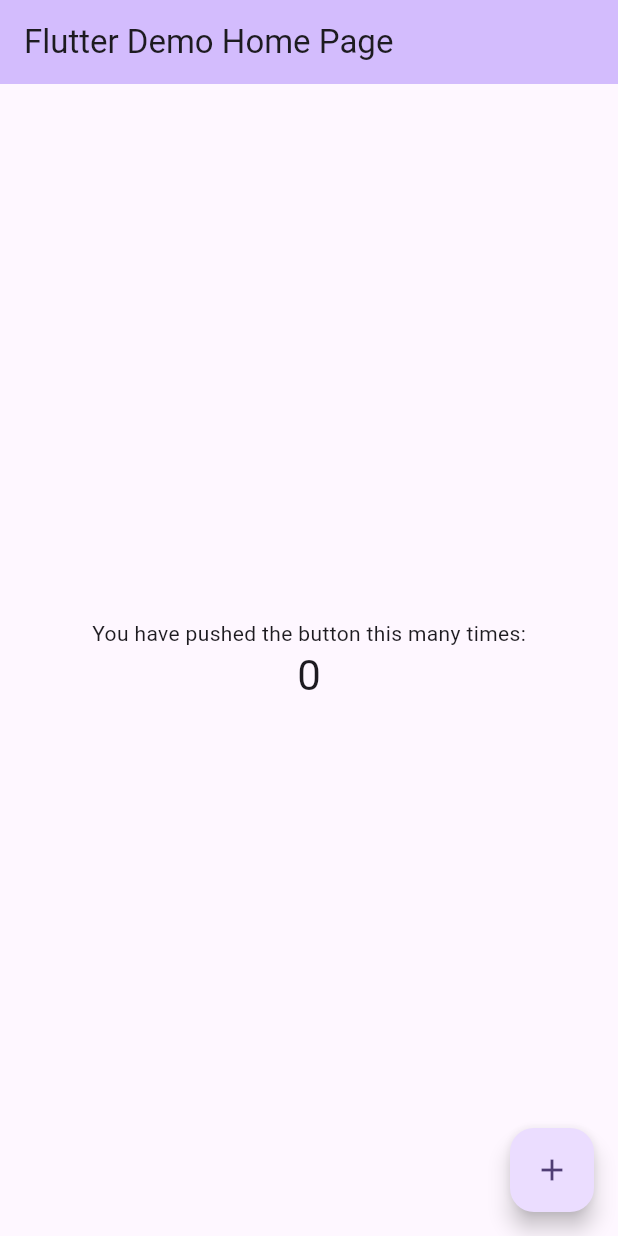
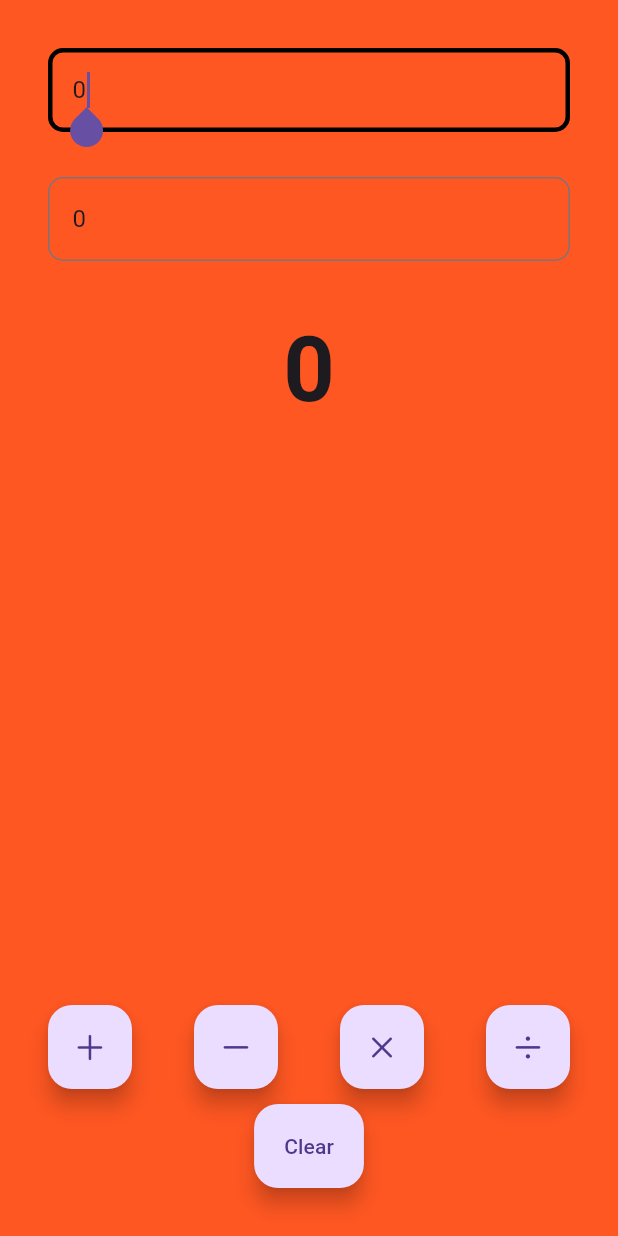
Before and after one commit to Priyanshu-web-tech/Flutter_First_App, a Flutter app: the screen it shows after launch, on a phone screen of 412 x 824 dp. Run offline on Flutter 3.47's test engine with Material 3 defaults, Android fonts, the phone set to English and light mode, and no system bars.

Commit message:
Basic Calculator Complete

```diff
--- /dev/null
+++ b/lib/app/app.dart
@@ -0,0 +1,16 @@
+import 'package:flutter/material.dart';
+import 'package:my_first_app/views/home_view.dart';
+
+class MyApp extends StatelessWidget {
+  const MyApp({super.key});
+
+  @override
+  Widget build(BuildContext context) {
+    return MaterialApp(
+      debugShowCheckedModeBanner: false, // Set this to false
+      title: "Flutter Learn",
+      theme: ThemeData(primarySwatch: Colors.deepOrange),
+      home: HomeView(),
+    );
+  }
+}
--- a/lib/main.dart
+++ b/lib/main.dart
@@ -1,122 +1,6 @@
 import 'package:flutter/material.dart';
+import 'package:my_first_app/app/app.dart';
 
 void main() {
-  runApp(const MyApp());
+  runApp(MyApp());
 }
-
-class MyApp extends StatelessWidget {
-  const MyApp({super.key});
-
-  // This widget is the root of your application.
-  @override
-  Widget build(BuildContext context) {
-    return MaterialApp(
-      title: 'Flutter Demo',
-      theme: ThemeData(
-        // This is the theme of your application.
-        //
-        // TRY THIS: Try running your application with "flutter run". You'll see
-        // the application has a purple toolbar. Then, without quitting the app,
-        // try changing the seedColor in the colorScheme below to Colors.green
-        // and then invoke "hot reload" (save your changes or press the "hot
-        // reload" button in a Flutter-supported IDE, or press "r" if you used
-        // the command line to start the app).
-        //
-        // Notice that the counter didn't reset back to zero; the application
-        // state is not lost during the reload. To reset the state, use hot
-        // restart instead.
-        //
-        // This works for code too, not just values: Most code changes can be
-        // tested with just a hot reload.
-        colorScheme: ColorScheme.fromSeed(seedColor: Colors.deepPurple),
-      ),
-      home: const MyHomePage(title: 'Flutter Demo Home Page'),
-    );
-  }
-}
-
-class MyHomePage extends StatefulWidget {
-  const MyHomePage({super.key, required this.title});
-
-  // This widget is the home page of your application. It is stateful, meaning
-  // that it has a State object (defined below) that contains fields that affect
-  // how it looks.
-
-  // This class is the configuration for the state. It holds the values (in this
-  // case the title) provided by the parent (in this case the App widget) and
-  // used by the build method of the State. Fields in a Widget subclass are
-  // always marked "final".
-
-  final String title;
-
-  @override
-  State<MyHomePage> createState() => _MyHomePageState();
-}
-
-class _MyHomePageState extends State<MyHomePage> {
-  int _counter = 0;
-
-  void _incrementCounter() {
-    setState(() {
-      // This call to setState tells the Flutter framework that something has
-      // changed in this State, which causes it to rerun the build method below
-      // so that the display can reflect the updated values. If we changed
-      // _counter without calling setState(), then the build method would not be
-      // called again, and so nothing would appear to happen.
-      _counter++;
-    });
-  }
-
-  @override
-  Widget build(BuildContext context) {
-    // This method is rerun every time setState is called, for instance as done
-    // by the _incrementCounter method above.
-    //
-    // The Flutter framework has been optimized to make rerunning build methods
-    // fast, so that you can just rebuild anything that needs updating rather
-    // than having to individually change instances of widgets.
-    return Scaffold(
-      appBar: AppBar(
-        // TRY THIS: Try changing the color here to a specific color (to
-        // Colors.amber, perhaps?) and trigger a hot reload to see the AppBar
-        // change color while the other colors stay the same.
-        backgroundColor: Theme.of(context).colorScheme.inversePrimary,
-        // Here we take the value from the MyHomePage object that was created by
-        // the App.build method, and use it to set our appbar title.
-        title: Text(widget.title),
-      ),
-      body: Center(
-        // Center is a layout widget. It takes a single child and positions it
-        // in the middle of the parent.
-        child: Column(
-          // Column is also a layout widget. It takes a list of children and
-          // arranges them vertically. By default, it sizes itself to fit its
-          // children horizontally, and tries to be as tall as its parent.
-          //
-          // Column has various properties to control how it sizes itself and
-          // how it positions its children. Here we use mainAxisAlignment to
-          // center the children vertically; the main axis here is the vertical
-          // axis because Columns are vertical (the cross axis would be
-          // horizontal).
-          //
-          // TRY THIS: Invoke "debug painting" (choose the "Toggle Debug Paint"
-          // action in the IDE, or press "p" in the console), to see the
-          // wireframe for each widget.
-          mainAxisAlignment: MainAxisAlignment.center,
-          children: <Widget>[
-            const Text('You have pushed the button this many times:'),
-            Text(
-              '$_counter',
-              style: Theme.of(context).textTheme.headlineMedium,
-            ),
-          ],
-        ),
-      ),
-      floatingActionButton: FloatingActionButton(
-        onPressed: _incrementCounter,
-        tooltip: 'Increment',
-        child: const Icon(Icons.add),
-      ), // This trailing comma makes auto-formatting nicer for build methods.
-    );
-  }
-}
--- /dev/null
+++ b/lib/views/calculator_view.dart
@@ -0,0 +1,186 @@
+import 'package:flutter/cupertino.dart';
+import 'package:flutter/material.dart';
+
+class CalculatorView extends StatefulWidget {
+  const CalculatorView({super.key});
+
+  @override
+  State<CalculatorView> createState() => _CalculatorViewState();
+}
+
+class _CalculatorViewState extends State<CalculatorView> {
+  int x = 0;
+  int y = 0;
+  num z = 0;
+
+  final displayOneController = TextEditingController();
+  final displayTwoController = TextEditingController();
+
+  late final AppLifecycleListener _listener;
+
+  @override
+  void initState() {
+    super.initState();
+    displayOneController.text = x.toString();
+    displayTwoController.text = y.toString();
+
+    _listener = AppLifecycleListener(
+      onShow: _onShow,
+      onHide: _onHide,
+      onResume: _onResume,
+      onDetach: _onDetach,
+      onInactive: _onInactive,
+      onPause: _onPause,
+      onRestart: _onRestart,
+      onStateChange: _onStateChange,
+      // onExitRequested: _onExitRequested,
+    );
+  }
+
+  void _onShow() => print("onShow called");
+  void _onHide() => print("onHide called");
+  void _onResume() => print("onResume called");
+  void _onDetach() => print("onDetach called");
+  void _onInactive() => print("onInactive called");
+  void _onPause() => print("onPause called");
+  void _onRestart() => print("onRestart called");
+  void _onStateChange(AppLifecycleState state) =>
+      print("onStateChange called: $state");
+  // Future<bool> _onExitRequested() async {
+  //   print("onExitRequested called");
+  //   return true;
+  // }
+
+  @override
+  void dispose() {
+    // TODO: implement dispose
+    displayOneController.dispose();
+    displayTwoController.dispose();
+    _listener.dispose();
+    super.dispose();
+  }
+
+  @override
+  Widget build(BuildContext context) {
+    return Padding(
+      padding: const EdgeInsets.all(32.0),
+      child: Column(
+        children: [
+          // Calculator Display
+          CaclulatorDisplay(
+            key:Key("displayOne"),
+            hint: "Enter First Number",
+            controller: displayOneController,
+          ),
+          SizedBox(height: 30),
+          CaclulatorDisplay(
+            key:Key("displayTwo"),
+            hint: "Enter Second Number",
+            controller: displayTwoController,
+          ),
+          SizedBox(height: 30),
+          Text(
+            key: Key("Result"),
+            z.toString(),
+            style: TextStyle(fontSize: 60, fontWeight: FontWeight.bold),
+          ),
+          Spacer(),
+          Row(
+            mainAxisAlignment: MainAxisAlignment.spaceBetween,
+            children: [
+              FloatingActionButton(
+                onPressed: () {
+                  setState(() {
+                    z =
+                        num.tryParse(displayOneController.text)! +
+                        num.tryParse(displayTwoController.text)!;
+                  });
+                },
+                child: Icon(CupertinoIcons.add),
+              ),
+              FloatingActionButton(
+                onPressed: () {
+                  setState(() {
+                    z =
+                        num.tryParse(displayOneController.text)! -
+                        num.tryParse(displayTwoController.text)!;
+                  });
+                },
+                child: Icon(CupertinoIcons.minus),
+              ),
+              FloatingActionButton(
+                onPressed: () {
+                  setState(() {
+                    z =
+                        num.tryParse(displayOneController.text)! *
+                        num.tryParse(displayTwoController.text)!;
+                  });
+                },
+                child: Icon(CupertinoIcons.multiply),
+              ),
+              FloatingActionButton(
+                onPressed: () {
+                  setState(() {
+                    z =
+                        num.tryParse(displayOneController.text)! /
+                        num.tryParse(displayTwoController.text)!;
+                  });
+                },
+                child: Icon(CupertinoIcons.divide),
+              ),
+            ],
+          ),
+          SizedBox(height: 10),
+          FloatingActionButton.extended(
+            onPressed: () {
+              setState(() {
+                x = 0;
+                y = 0;
+                z = 0;
+                displayOneController.text = "";
+                displayTwoController.text = "";
+              });
+            },
+            label: Text("Clear"),
+          ),
+
+          // Expand
+
+          // Calculator Buttons
+        ],
+      ),
+    );
+  }
+}
+
+class CaclulatorDisplay extends StatelessWidget {
+  const CaclulatorDisplay({
+    super.key,
+    this.hint = "Enter a number",
+    required this.controller,
+  });
+
+  final String? hint;
+  final TextEditingController controller;
+
+  @override
+  Widget build(BuildContext context) {
+    return TextField(
+      controller: controller,
+      keyboardType: TextInputType.number,
+      autofocus: true,
+      decoration: InputDecoration(
+        focusedBorder: OutlineInputBorder(
+          borderSide: BorderSide(color: Colors.black, width: 3.0),
+          borderRadius: BorderRadius.circular(10),
+        ),
+        border: OutlineInputBorder(
+          borderSide: BorderSide(color: Colors.black, width: 3.0),
+          borderRadius: BorderRadius.circular(10),
+        ),
+        hintText: hint,
+        hintStyle: TextStyle(color: Colors.black),
+      ),
+    );
+  }
+}
--- /dev/null
+++ b/lib/views/home_view.dart
@@ -0,0 +1,14 @@
+import 'package:flutter/material.dart';
+import 'package:my_first_app/views/calculator_view.dart';
+
+class HomeView extends StatelessWidget {
+  const HomeView({super.key});
+
+  @override
+  Widget build(BuildContext context) {
+    return Scaffold(
+      backgroundColor: Colors.deepOrange,
+      body: SafeArea(bottom: false, child: CalculatorView()),
+    );
+  }
+}
```
Also changed, not shown: 1 other file.
